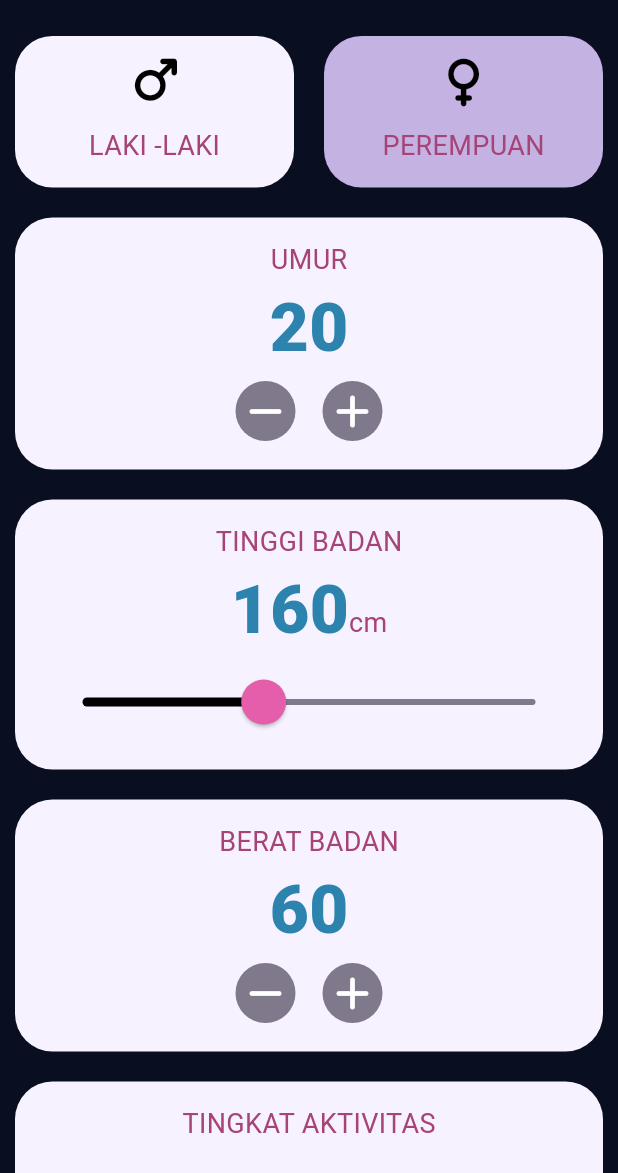
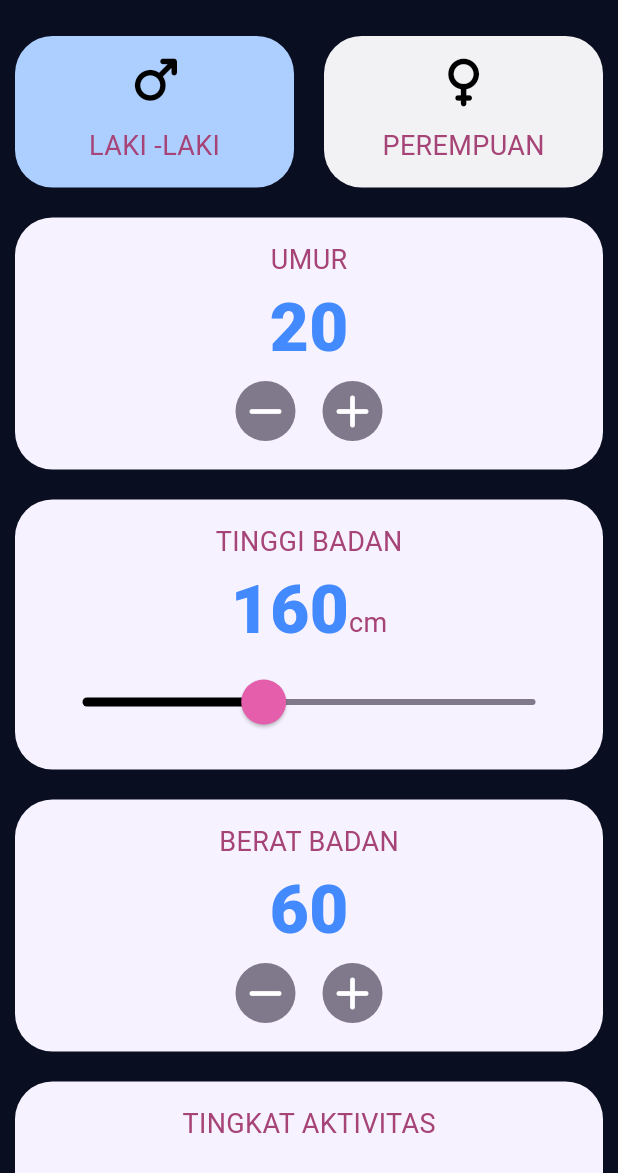
Before and after one commit to bloominsummer/bmr_calculator, a Flutter app: the screen it shows after launch, on a phone screen of 412 x 824 dp, the part 63-1236 px from its top. Run offline on Flutter 3.47's test engine with Material 3 defaults, Android fonts, the phone set to English and light mode, and no system bars; our stand-ins replace font_awesome_flutter.

Commit message:
revisi warna

```diff
--- a/lib/constants.dart
+++ b/lib/constants.dart
@@ -25,7 +25,7 @@ const labelTextStyle = TextStyle(
 
 const numberTextStyle = TextStyle(
   fontSize: 45.0,
-  color: Color.fromARGB(255, 44, 131, 174),
+  color: Colors.blueAccent,
   fontWeight: FontWeight.w900,
 );
 
@@ -35,11 +35,15 @@ const buttonTextStyle = TextStyle(
 );
 
 const resultTextStyle = TextStyle(
-  color: Color(0xFF169D53),
-  fontSize: 22,
+  color: Color.fromARGB(255, 169, 11, 98),
+  fontSize: 30,
   fontWeight: FontWeight.bold,
 );
 
+const informationTextStyle = TextStyle(
+  color: Color.fromARGB(255, 11, 11, 11),
+  fontSize: 22,
+);
 const bmrTextStyle = TextStyle(
   fontSize: 100,
   fontWeight: FontWeight.bold,
--- a/lib/main.dart
+++ b/lib/main.dart
@@ -6,7 +6,7 @@ void main() {
 }
 
 class MyApp extends StatelessWidget {
-  const MyApp({Key? key}) : super(key: key);
+  const MyApp({super.key});
 
   // This widget is the root of your application.
   @override
--- a/lib/pages/input_page.dart
+++ b/lib/pages/input_page.dart
@@ -36,8 +36,8 @@ class _InputPageState extends State<InputPage> {
                 Expanded(
                   child: CustomCard(
                     color: selectedGender == Gender.male
-                        ? activeCardColor
-                        : inactiveCardColor,
+                        ? const Color.fromARGB(255, 173, 207, 255)
+                        : const Color.fromARGB(255, 242, 241, 243),
                     cardChild: const IconCard(
                       cardIcon: FontAwesomeIcons.mars,
                       caption: 'LAKI -LAKI',
@@ -52,8 +52,8 @@ class _InputPageState extends State<InputPage> {
                 Expanded(
                   child: CustomCard(
                     color: selectedGender == Gender.female
-                        ? activeCardColor
-                        : inactiveCardColor,
+                        ? const Color.fromARGB(255, 173, 207, 255)
+                        : const Color.fromARGB(255, 242, 241, 243),
                     cardChild: const IconCard(
                       cardIcon: FontAwesomeIcons.venus,
                       caption: 'PEREMPUAN',
@@ -189,27 +189,27 @@ class _InputPageState extends State<InputPage> {
                   const SizedBox(height: 10),
                   DropdownButton<ActivityLevel>(
                     value: activityLevel,
-                    dropdownColor: activeCardColor,
+                    dropdownColor: const Color.fromARGB(255, 173, 207, 255),
                     items: const [
                       DropdownMenuItem(
                         value: ActivityLevel.sedentary,
-                        child: Text('Aktivitas minimal'),
+                        child: Text('Aktivitas minimal', style: TextStyle(color: Color(0xFFE45EAB)),),
                       ),
                       DropdownMenuItem(
                         value: ActivityLevel.light,
-                        child: Text('Aktivitas ringan'),
+                        child: Text('Aktivitas ringan', style: TextStyle(color: Color(0xFFE45EAB)),),
                       ),
                       DropdownMenuItem(
                         value: ActivityLevel.moderate,
-                        child: Text('Aktivitas menengah'),
+                        child: Text('Aktivitas menengah', style: TextStyle(color: Color(0xFFE45EAB)),),
                       ),
                       DropdownMenuItem(
                         value: ActivityLevel.active,
-                        child: Text('Aktivitas berat'),
+                        child: Text('Aktivitas berat', style: TextStyle(color: Color(0xFFE45EAB)),),
                       ),
                       DropdownMenuItem(
                         value: ActivityLevel.veryActive,
-                        child: Text('Pekerja fisik'),
+                        child: Text('Pekerja fisik', style: TextStyle(color: Color(0xFFE45EAB)),),
                       ),
                     ],
                     onChanged: (value) {
@@ -242,7 +242,7 @@ class _InputPageState extends State<InputPage> {
                     builder: (context) => ResultPage(
                       result: result,
                       information: information,
-                      bmr: '',
+
                     ),
                   ),
                 );
```
Also changed, not shown: lib/calculator.dart (+3 -6 lines), lib/pages/result_page.dart (+10 -13 lines).
